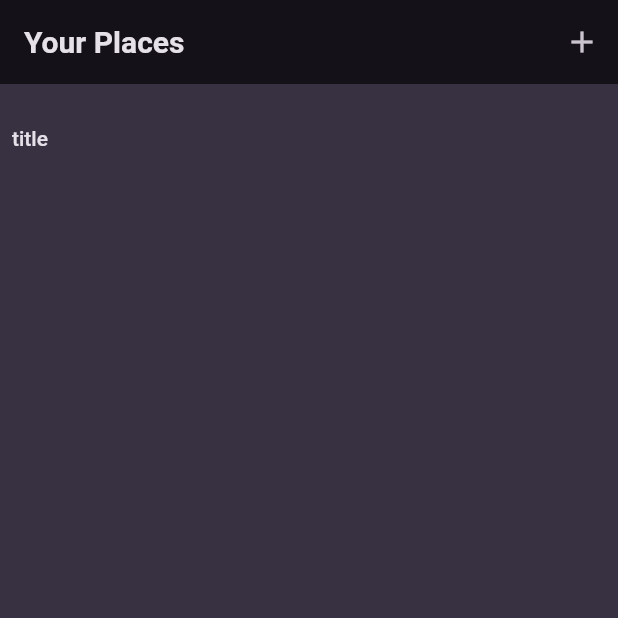
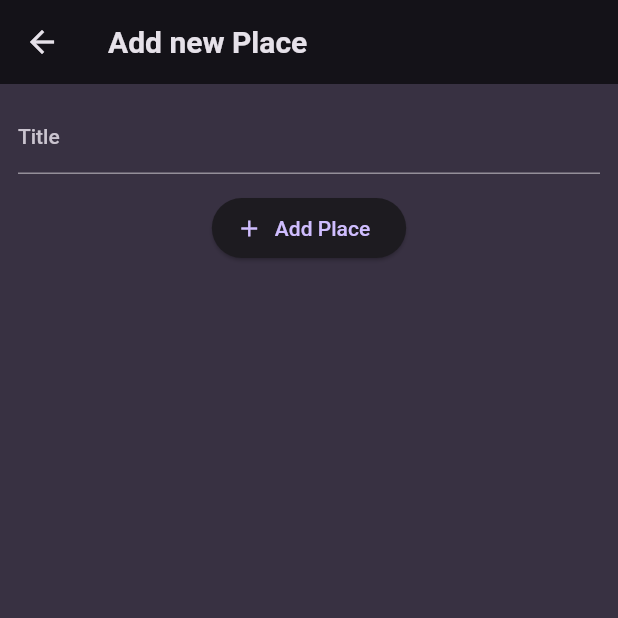
Before and after one commit to Mariovc/favorite_places, a Flutter app: the screen it shows after launch, after a tap on the "add" icon, on a phone screen of 412 x 824 dp, the top half of it. Run offline on Flutter 3.47's test engine with Material 2 defaults, Android fonts, the phone set to English and light mode, and no system bars; our stand-ins replace flutter_riverpod, google_fonts.

Commit message:
Add a places list and add new places to it

```diff
--- a/lib/main.dart
+++ b/lib/main.dart
@@ -1,5 +1,6 @@
 import 'package:favorite_places/screens/places.dart';
 import 'package:flutter/material.dart';
+import 'package:flutter_riverpod/flutter_riverpod.dart';
 
 import 'package:google_fonts/google_fonts.dart';
 
@@ -28,7 +29,7 @@ final theme = ThemeData().copyWith(
 
 void main() {
   runApp(
-    const MyApp(),
+    const ProviderScope(child: MyApp()),
   );
 }
 
--- /dev/null
+++ b/lib/model/place.dart
@@ -0,0 +1,10 @@
+import 'package:uuid/uuid.dart';
+
+const uuid = Uuid();
+
+class Place {
+  Place({required this.title}) : id = uuid.v4();
+
+  final String id;
+  final String title;
+}
--- /dev/null
+++ b/lib/providers/places_provider.dart
@@ -0,0 +1,17 @@
+import 'package:favorite_places/model/place.dart';
+import 'package:flutter_riverpod/flutter_riverpod.dart';
+
+class PlacesNotifier extends StateNotifier<List<Place>> {
+  PlacesNotifier() : super(const []);
+
+  void addPlace(String newPlace) {
+    state = [
+      ...state,
+      Place(title: newPlace),
+    ];
+  }
+}
+
+final placesProvider = StateNotifierProvider<PlacesNotifier, List<Place>>(
+  (ref) => PlacesNotifier(),
+);
--- /dev/null
+++ b/lib/screens/add_place.dart
@@ -0,0 +1,55 @@
+import 'package:favorite_places/providers/places_provider.dart';
+import 'package:flutter/material.dart';
+import 'package:flutter_riverpod/flutter_riverpod.dart';
+
+class AddPlaceScreen extends ConsumerStatefulWidget {
+  const AddPlaceScreen({super.key});
+
+  @override
+  ConsumerState<AddPlaceScreen> createState() => _AddPlaceScreenState();
+}
+
+class _AddPlaceScreenState extends ConsumerState<AddPlaceScreen> {
+  String enteredPlace = '';
+
+  void _savePlace() {
+    if (enteredPlace.trim().isEmpty) return;
+
+    ref.read(placesProvider.notifier).addPlace(enteredPlace);
+
+    Navigator.pop(context);
+  }
+
+  @override
+  Widget build(BuildContext context) {
+    return Scaffold(
+      appBar: AppBar(
+        title: const Text('Add new Place'),
+      ),
+      body: SingleChildScrollView(
+        padding: const EdgeInsets.all(12),
+        child: Column(
+          children: [
+            TextField(
+              decoration: const InputDecoration(
+                label: Text('Title'),
+              ),
+              style: TextStyle(
+                color: Theme.of(context).colorScheme.onBackground,
+              ),
+              onChanged: (value) => enteredPlace = value,
+            ),
+            const SizedBox(
+              height: 12,
+            ),
+            ElevatedButton.icon(
+              onPressed: _savePlace,
+              icon: const Icon(Icons.add),
+              label: const Text('Add Place'),
+            )
+          ],
+        ),
+      ),
+    );
+  }
+}
--- a/lib/screens/places.dart
+++ b/lib/screens/places.dart
@@ -1,29 +1,48 @@
+import 'package:favorite_places/providers/places_provider.dart';
+import 'package:favorite_places/screens/add_place.dart';
+import 'package:favorite_places/widgets/places_list.dart';
 import 'package:flutter/material.dart';
+import 'package:flutter_riverpod/flutter_riverpod.dart';
 
-class PlacesScreen extends StatelessWidget {
+class PlacesScreen extends ConsumerStatefulWidget {
   const PlacesScreen({super.key});
 
   @override
+  ConsumerState<PlacesScreen> createState() => _PlacesScreenState();
+}
+
+class _PlacesScreenState extends ConsumerState<PlacesScreen> {
+  @override
   Widget build(BuildContext context) {
+    final places = ref.watch(placesProvider);
+
     return Scaffold(
       appBar: AppBar(
         title: const Text('Your Places'),
         actions: [
           IconButton(
-            onPressed: () {},
+            onPressed: () {
+              Navigator.push(
+                  context,
+                  MaterialPageRoute(
+                    builder: (context) => const AddPlaceScreen(),
+                  ));
+            },
             icon: const Icon(Icons.add),
           ),
         ],
       ),
-      body: ListView.builder(
-        itemCount: 1,
-        itemBuilder: (context, index) {
-          return const ListTile(
-            title: Text('title'),
-            contentPadding: EdgeInsets.all(8),
-          );
-        },
-      ),
+      body: places.isEmpty
+          ? Center(
+              child: Text(
+                'No places added yet',
+                style: Theme.of(context).textTheme.bodyLarge!.copyWith(
+                    color: Theme.of(context).colorScheme.onBackground),
+              ),
+            )
+          : PlacesList(
+              places: places,
+            ),
     );
   }
 }
--- a/pubspec.yaml
+++ b/pubspec.yaml
@@ -36,6 +36,8 @@ dependencies:
   # Use with the CupertinoIcons class for iOS style icons.
   cupertino_icons: ^1.0.2
   google_fonts: ^6.0.0
+  flutter_riverpod: ^2.4.0
+  uuid: ^4.0.0
 
 dev_dependencies:
   flutter_test:
```
Also changed, not shown: lib/widgets/places_list.dart (added, +28 -0 lines), lib/screens/place_detail.dart (added), pubspec.lock.
